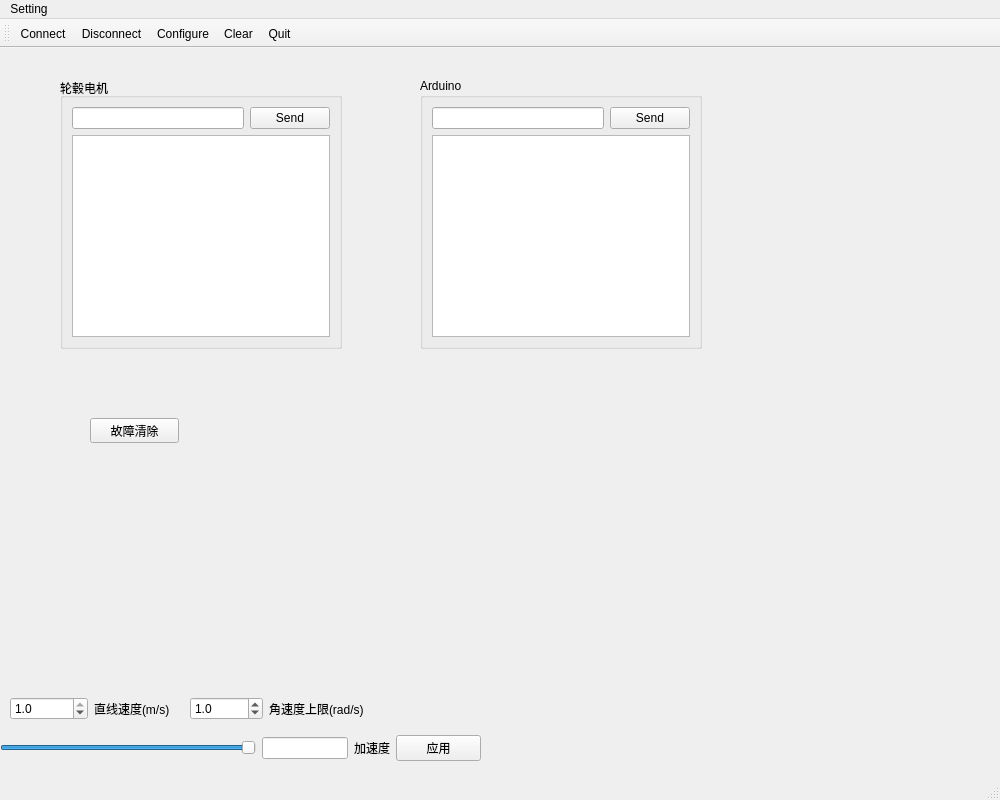
This is ros/catkin_ws/src/qt_app/ui/mainwindow.ui in djl806943371/graduate_project as Qt 5 draws it before an edit. The edited form follows.
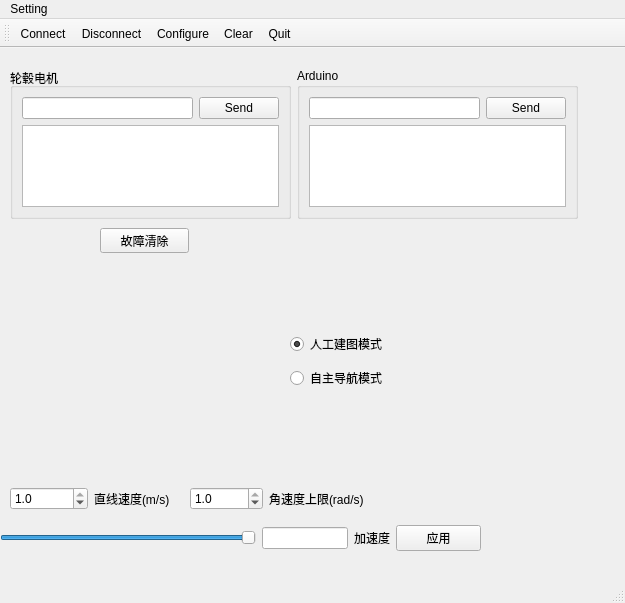
This is the edited form. Icons and pictures are not drawn. Custom widgets are drawn as their Qt base class.

Commit message: 实现自主导航

The edit to the form file:
```diff
--- a/ros/catkin_ws/src/qt_app/ui/mainwindow.ui
+++ b/ros/catkin_ws/src/qt_app/ui/mainwindow.ui
@@ -6,8 +6,8 @@
    <rect>
     <x>0</x>
     <y>0</y>
-    <width>1000</width>
-    <height>800</height>
+    <width>625</width>
+    <height>603</height>
    </rect>
   </property>
   <property name="windowTitle">
@@ -18,7 +18,7 @@
     <property name="geometry">
      <rect>
       <x>20</x>
-      <y>380</y>
+      <y>190</y>
       <width>250</width>
       <height>250</height>
      </rect>
@@ -37,7 +37,7 @@
     <property name="geometry">
      <rect>
       <x>0</x>
-      <y>670</y>
+      <y>460</y>
       <width>481</width>
       <height>60</height>
      </rect>
@@ -88,89 +88,11 @@
      </item>
     </layout>
    </widget>
-   <widget class="QGroupBox" name="groupBox">
-    <property name="geometry">
-     <rect>
-      <x>60</x>
-      <y>30</y>
-      <width>282</width>
-      <height>271</height>
-     </rect>
-    </property>
-    <property name="title">
-     <string>轮毂电机</string>
-    </property>
-    <layout class="QVBoxLayout" name="verticalLayout_6">
-     <item>
-      <layout class="QHBoxLayout" name="horizontalLayout">
-       <item>
-        <widget class="QLineEdit" name="sendEdit"/>
-       </item>
-       <item>
-        <widget class="QPushButton" name="sendButton">
-         <property name="text">
-          <string>Send</string>
-         </property>
-        </widget>
-       </item>
-      </layout>
-     </item>
-     <item>
-      <widget class="QListWidget" name="logWidget">
-       <property name="autoScroll">
-        <bool>true</bool>
-       </property>
-       <property name="editTriggers">
-        <set>QAbstractItemView::NoEditTriggers</set>
-       </property>
-      </widget>
-     </item>
-    </layout>
-   </widget>
-   <widget class="QGroupBox" name="groupBox_2">
-    <property name="geometry">
-     <rect>
-      <x>420</x>
-      <y>30</y>
-      <width>282</width>
-      <height>271</height>
-     </rect>
-    </property>
-    <property name="title">
-     <string>Arduino</string>
-    </property>
-    <layout class="QVBoxLayout" name="verticalLayout_7">
-     <item>
-      <layout class="QHBoxLayout" name="horizontalLayout_3">
-       <item>
-        <widget class="QLineEdit" name="sendEdit_2"/>
-       </item>
-       <item>
-        <widget class="QPushButton" name="sendButton_2">
-         <property name="text">
-          <string>Send</string>
-         </property>
-        </widget>
-       </item>
-      </layout>
-     </item>
-     <item>
-      <widget class="QListWidget" name="logWidget_2">
-       <property name="autoScroll">
-        <bool>true</bool>
-       </property>
-       <property name="editTriggers">
-        <set>QAbstractItemView::NoEditTriggers</set>
-       </property>
-      </widget>
-     </item>
-    </layout>
-   </widget>
    <widget class="QWidget" name="layoutWidget">
     <property name="geometry">
      <rect>
       <x>10</x>
-      <y>640</y>
+      <y>430</y>
       <width>161</width>
       <height>41</height>
      </rect>
@@ -205,7 +127,7 @@
     <property name="geometry">
      <rect>
       <x>190</x>
-      <y>640</y>
+      <y>430</y>
       <width>174</width>
       <height>41</height>
      </rect>
@@ -217,7 +139,7 @@
         <number>1</number>
        </property>
        <property name="maximum">
-        <double>3.000000000000000</double>
+        <double>1.000000000000000</double>
        </property>
        <property name="singleStep">
         <double>0.100000000000000</double>
@@ -239,8 +161,8 @@
    <widget class="QPushButton" name="pushButton">
     <property name="geometry">
      <rect>
-      <x>90</x>
-      <y>370</y>
+      <x>100</x>
+      <y>180</y>
       <width>89</width>
       <height>25</height>
      </rect>
@@ -249,13 +171,123 @@
      <string>故障清除</string>
     </property>
    </widget>
+   <widget class="QWidget" name="">
+    <property name="geometry">
+     <rect>
+      <x>290</x>
+      <y>280</y>
+      <width>117</width>
+      <height>66</height>
+     </rect>
+    </property>
+    <layout class="QVBoxLayout" name="verticalLayout">
+     <item>
+      <widget class="QRadioButton" name="mapping_RadioButton">
+       <property name="text">
+        <string>人工建图模式</string>
+       </property>
+       <property name="checked">
+        <bool>true</bool>
+       </property>
+      </widget>
+     </item>
+     <item>
+      <widget class="QRadioButton" name="navigation_RadioButton">
+       <property name="text">
+        <string>自主导航模式</string>
+       </property>
+       <property name="checked">
+        <bool>false</bool>
+       </property>
+      </widget>
+     </item>
+    </layout>
+   </widget>
+   <widget class="QWidget" name="">
+    <property name="geometry">
+     <rect>
+      <x>10</x>
+      <y>20</y>
+      <width>568</width>
+      <height>151</height>
+     </rect>
+    </property>
+    <layout class="QHBoxLayout" name="horizontalLayout_5">
+     <item>
+      <widget class="QGroupBox" name="groupBox">
+       <property name="title">
+        <string>轮毂电机</string>
+       </property>
+       <layout class="QVBoxLayout" name="verticalLayout_6">
+        <item>
+         <layout class="QHBoxLayout" name="horizontalLayout">
+          <item>
+           <widget class="QLineEdit" name="sendEdit"/>
+          </item>
+          <item>
+           <widget class="QPushButton" name="sendButton">
+            <property name="text">
+             <string>Send</string>
+            </property>
+           </widget>
+          </item>
+         </layout>
+        </item>
+        <item>
+         <widget class="QListWidget" name="logWidget">
+          <property name="autoScroll">
+           <bool>true</bool>
+          </property>
+          <property name="editTriggers">
+           <set>QAbstractItemView::NoEditTriggers</set>
+          </property>
+         </widget>
+        </item>
+       </layout>
+      </widget>
+     </item>
+     <item>
+      <widget class="QGroupBox" name="groupBox_2">
+       <property name="title">
+        <string>Arduino</string>
+       </property>
+       <layout class="QVBoxLayout" name="verticalLayout_7">
+        <item>
+         <layout class="QHBoxLayout" name="horizontalLayout_3">
+          <item>
+           <widget class="QLineEdit" name="sendEdit_2"/>
+          </item>
+          <item>
+           <widget class="QPushButton" name="sendButton_2">
+            <property name="text">
+             <string>Send</string>
+            </property>
+           </widget>
+          </item>
+         </layout>
+        </item>
+        <item>
+         <widget class="QListWidget" name="logWidget_2">
+          <property name="autoScroll">
+           <bool>true</bool>
+          </property>
+          <property name="editTriggers">
+           <set>QAbstractItemView::NoEditTriggers</set>
+          </property>
+         </widget>
+        </item>
+       </layout>
+      </widget>
+     </item>
+    </layout>
+   </widget>
   </widget>
   <widget class="QMenuBar" name="menubar">
    <property name="geometry">
     <rect>
      <x>0</x>
      <y>0</y>
-     <width>1000</width>
+     <width>625</width>
      <height>22</height>
     </rect>
    </property>
```
The commit also changes 23 other files.
